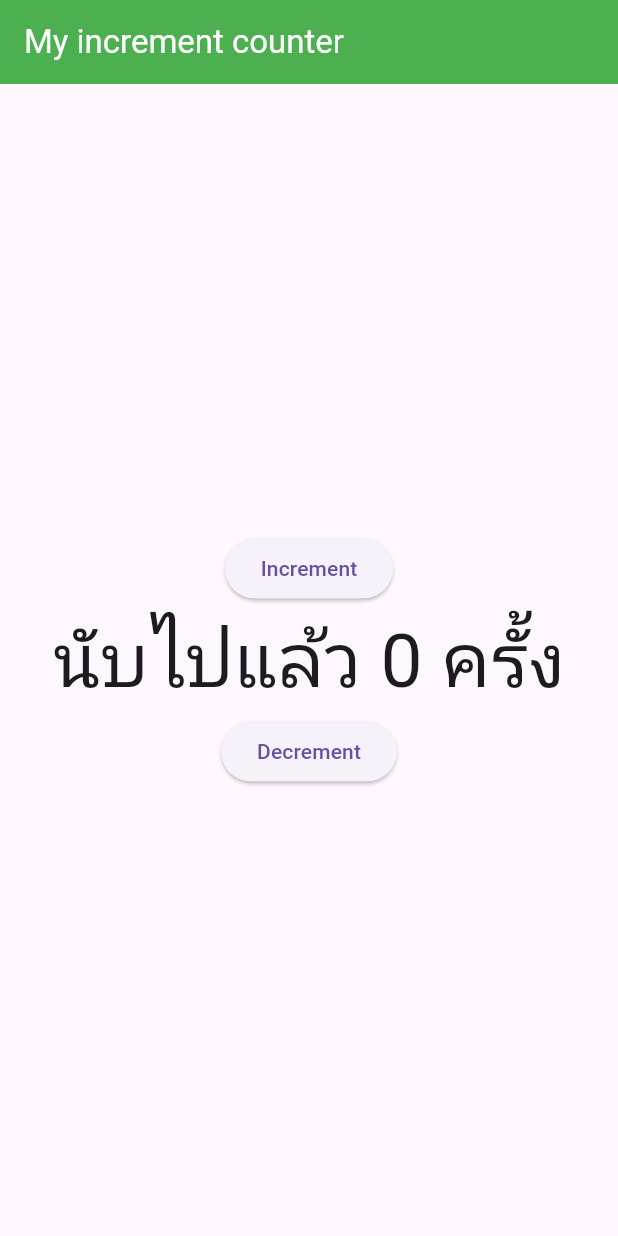
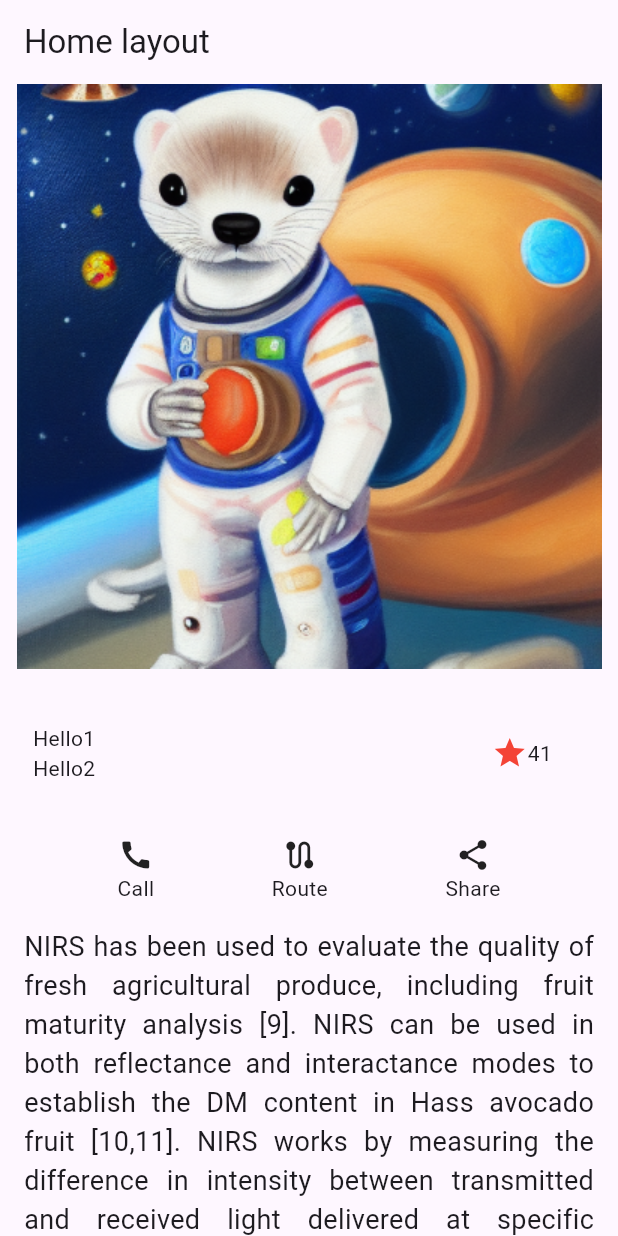
Before and after one commit to panudecht/example3, a Flutter app: the screen it shows after launch, on a phone screen of 412 x 824 dp. Run offline on Flutter 3.47's test engine with Material 3 defaults, Android fonts, the light colour scheme and no system bars.

Commit message:
updateex4

```diff
--- a/lib/main.dart
+++ b/lib/main.dart
@@ -1,3 +1,4 @@
+
 
 
 
@@ -5,7 +6,12 @@
 
 import 'package:flutter/material.dart';
 
-import 'screen/my_home_page.dart';
+import 'screen/home2screen.dart';
+
+
+
+
+
 
 void main() {
   runApp(const MyApp());
@@ -18,7 +24,12 @@ class MyApp extends StatelessWidget {
   Widget build(BuildContext context) {
     return MaterialApp(
       title: 'Flutter Demo',
-      home: MyHomePage(),
+      debugShowCheckedModeBanner: false,
+      theme: ThemeData(
+        colorScheme: ColorScheme.fromSeed(seedColor: Colors.deepPurple),
+        useMaterial3: true,
+      ),
+      home: const HomeScreen2State(),
     );
 }
 }
--- /dev/null
+++ b/lib/screen/home2screen.dart
@@ -0,0 +1,71 @@
+import 'package:flutter/material.dart';
+
+class HomeScreen2State extends StatefulWidget {
+  const HomeScreen2State({super.key});
+
+  @override
+  State<HomeScreen2State> createState() => _HomeScreen2StateState();
+}
+
+class _HomeScreen2StateState extends State<HomeScreen2State> {
+  @override
+  Widget build(BuildContext context) {
+    return Scaffold(
+      appBar: AppBar(
+        title: const Text('Home layout'),
+      ),
+      body: SingleChildScrollView(
+        child: Column(
+          children: [
+            Center(),
+            Image.asset('asset/img/stable-diffusion_space-ferret.png'),
+            Padding(
+              padding: const EdgeInsets.all(22.0),
+              child: Row(
+                mainAxisAlignment: MainAxisAlignment.spaceBetween,
+                children: [
+                  Column(
+                    children: [
+                      Text("Hello1"),
+                      Text("Hello2"),
+                    ],
+                  ),
+                  Padding(
+                    padding: const EdgeInsets.all(22.0),
+                    child: Row(
+                      children: [
+                        Icon(
+                          Icons.star,
+                          color: Colors.red,
+                        ),
+                        Text("41")
+                      ],
+                    ),
+                  ),
+                ],
+              ),
+            ),
+            const Row(
+                mainAxisAlignment: MainAxisAlignment.spaceEvenly,
+                children: [
+                  Column(
+                    children: [Icon(Icons.call), Text('Call')],
+                  ),
+                  Column(
+                    children: [Icon(Icons.route), Text('Route')],
+                  ),
+                  Column(
+                    children: [Icon(Icons.share), Text('Share')],
+                  ),
+                ]),
+            Padding(
+              padding: const EdgeInsets.all(16.0),
+              child: const Text(
+                  "NIRS has been used to evaluate the quality of fresh agricultural produce, including fruit maturity analysis [9]. NIRS can be used in both reflectance and interactance modes to establish the DM content in Hass avocado fruit [10,11]. NIRS works by measuring the difference in intensity between transmitted and received light delivered at specific wavelengths. In fruit maturity analysis, NIRS can be used to evaluate the firmness of peaches [12]. The use of NIRS has also been proven to be effective in predicting the total acidity of intact mango. NIRS can also be used to evaluate the quality of avocado fruit, including parameters such as oil content and moisture content [13].",textAlign: TextAlign.justify,style: TextStyle(fontSize: 18),),
+            ),
+          ],
+        ),
+      ),
+    );
+  }
+}
--- /dev/null
+++ b/lib/screen/homescreen.dart
@@ -0,0 +1,33 @@
+import 'package:flutter/material.dart';
+
+class HomeScreen extends StatefulWidget {
+  const HomeScreen({super.key});
+
+  @override
+  State<HomeScreen> createState() => _HomeScreenState();
+}
+
+class _HomeScreenState extends State<HomeScreen> {
+  @override
+  Widget build(BuildContext context) {
+    return Scaffold(
+      appBar: AppBar(
+        title: const Text('Home'),
+      ),
+      body: const Row(
+        mainAxisAlignment: MainAxisAlignment.spaceEvenly,
+        children: [
+          Column(
+            children: [Icon(Icons.call), Text('Call')],
+          ),
+          Column(
+            children: [Icon(Icons.message), Text('Message')],
+          ),
+          Column(
+            children: [Icon(Icons.camera), Text('Camera')],
+          ),
+        ],
+      ),
+    );
+  }
+}
--- a/lib/screen/my_home_page.dart
+++ /dev/null
@@ -1,49 +0,0 @@
-import 'package:flutter/material.dart';
-
-class MyHomePage extends StatefulWidget {
-  const MyHomePage({super.key});
-
-  @override
-  State<MyHomePage> createState() => _MyHomePageState();
-}
-
-class _MyHomePageState extends State<MyHomePage> {
-  int _counter = 0;
-
-  void _incrementCounter() {
-    setState(() {
-      _counter++;
-    });
-  }
-
-  void _decreateCounter() {
-    setState(() {
-      if (_counter > 0) {
-        _counter--;
-      }
-    });
-  }
-
-  @override
-  Widget build(BuildContext context) {
-    return Scaffold(
-      appBar: AppBar(
-        title: const Text('My increment counter',
-            style: TextStyle(color: Colors.white)),
-        backgroundColor: Colors.green,
-      ),
-      body: Center(
-        child: Column(mainAxisAlignment: MainAxisAlignment.center, children: [
-          ElevatedButton(
-              onPressed: _incrementCounter, child: const Text("Increment")),
-          Text(
-            'นับไปแล้ว $_counter ครั้ง',
-            style: const TextStyle(fontSize: 50),
-          ),
-          ElevatedButton(
-              onPressed: _decreateCounter, child: const Text("Decrement")),
-        ]),
-      ),
-    );
-  }
-}
```
Also changed, not shown: pubspec.yaml (+4 -3 lines), asset/img/stable-diffusion_space-ferret.png (added), 202 other files.
